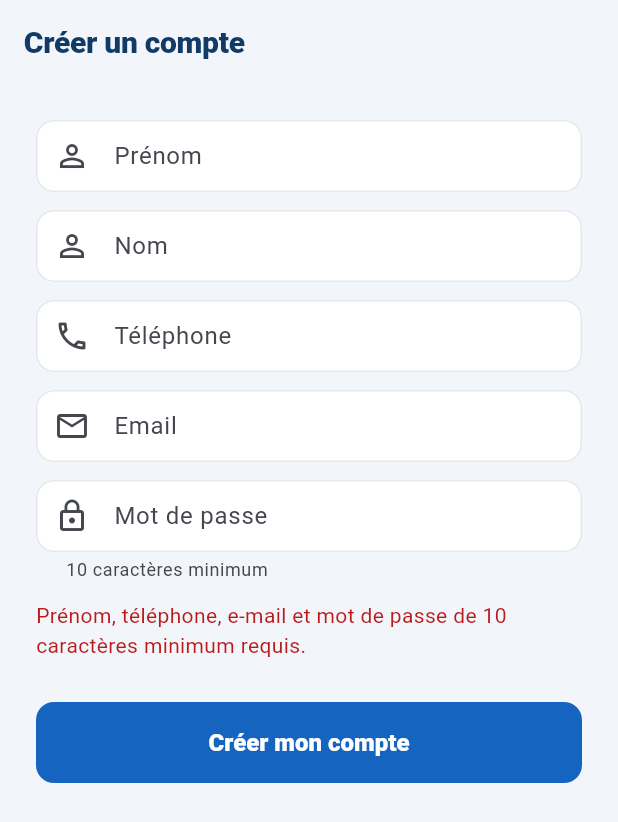
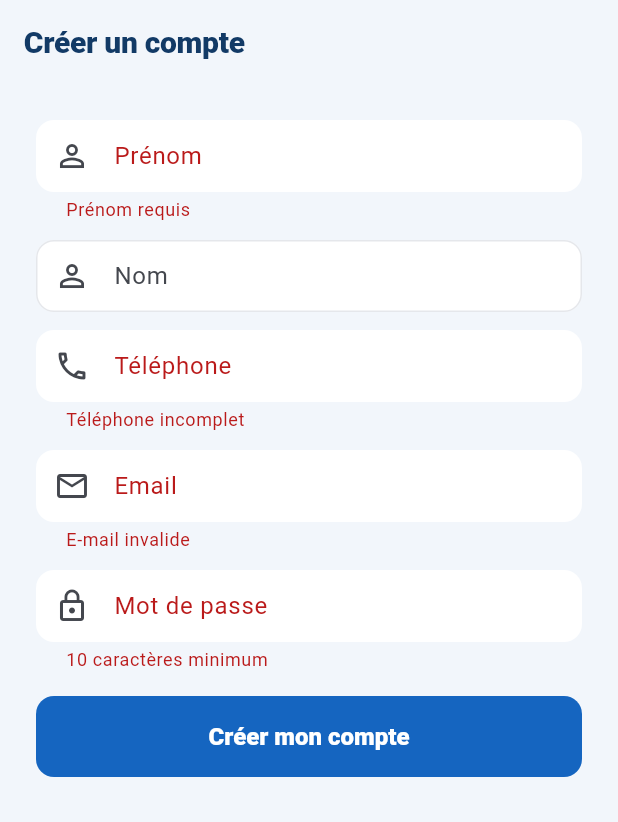
Before and after one commit to fellimohamed22-source/Veyra, a Flutter app: the RegisterScreen screen opened by its route, after a tap on "Créer mon compte", on a phone screen of 412 x 824 dp. Shown: the top 822 px of the screen. Run offline on Flutter 3.47's test engine with Material 3 defaults, Android fonts, the phone set to English and light mode, and no system bars; our stand-ins replace dio, file_picker, firebase_auth, firebase_core, firebase_messaging, flutter_local_notifications and 6 more; missing offline and left inert: flutter_stripe; accounts and stored records are empty.

Commit message:
fix: validate registration fields before submission

```diff
--- a/mobile-client/lib/main.dart
+++ b/mobile-client/lib/main.dart
@@ -2435,11 +2435,15 @@ class _RegisterScreenState extends State<RegisterScreen>{
   final phone=TextEditingController();
   final email=TextEditingController();
   final password=TextEditingController();
+  final formKey=GlobalKey<FormState>();
   bool loading=false;
   String? error;
   bool offline=false;
 
+  @override void dispose(){firstName.dispose();lastName.dispose();phone.dispose();email.dispose();password.dispose();super.dispose();}
+
   Future<void> submit()async{
+    if(loading||!formKey.currentState!.validate())return;
     if(firstName.text.trim().isEmpty||phone.text.trim().length<6||email.text.trim().isEmpty||password.text.length<10){
       setState((){error=t('Prénom, téléphone, e-mail et mot de passe de 10 caractères minimum requis.');offline=false;});
       return;
@@ -2474,21 +2478,21 @@ class _RegisterScreenState extends State<RegisterScreen>{
   @override Widget build(BuildContext context)=>Scaffold(
     backgroundColor:const Color(0xFFF2F6FB),
     appBar:AppBar(title:Text(t('Créer un compte')),backgroundColor:const Color(0xFFF2F6FB),elevation:0),
-    body:SafeArea(child:ListView(padding:const EdgeInsets.all(24),children:[
-      TextField(controller:firstName,decoration:appFieldDecoration(t('Prénom'),icon:Icons.person_outline)),
+    body:SafeArea(child:Form(key:formKey,autovalidateMode:AutovalidateMode.onUserInteraction,child:ListView(padding:const EdgeInsets.all(24),children:[
+      TextFormField(controller:firstName,validator:(v)=>(v??'').trim().isEmpty?t('Prénom requis'):null,decoration:appFieldDecoration(t('Prénom'),icon:Icons.person_outline)),
       const SizedBox(height:12),
-      TextField(controller:lastName,decoration:appFieldDecoration(t('Nom'),icon:Icons.person_outline)),
+      TextFormField(controller:lastName,decoration:appFieldDecoration(t('Nom'),icon:Icons.person_outline)),
       const SizedBox(height:12),
-      TextField(controller:phone,keyboardType:TextInputType.phone,decoration:appFieldDecoration(t('Téléphone'),icon:Icons.phone_outlined)),
+      TextFormField(controller:phone,validator:(v)=>(v??'').trim().length<6?t('Téléphone incomplet'):null,keyboardType:TextInputType.phone,decoration:appFieldDecoration(t('Téléphone'),icon:Icons.phone_outlined)),
       const SizedBox(height:12),
-      TextField(controller:email,keyboardType:TextInputType.emailAddress,decoration:appFieldDecoration(t('Email'),icon:Icons.mail_outline)),
+      TextFormField(controller:email,validator:(v)=>RegExp(r'^[^\s@]+@[^\s@]+\.[^\s@]+$').hasMatch((v??'').trim())?null:t('E-mail invalide'),keyboardType:TextInputType.emailAddress,decoration:appFieldDecoration(t('Email'),icon:Icons.mail_outline)),
       const SizedBox(height:12),
-      TextField(controller:password,obscureText:true,decoration:appFieldDecoration(t('Mot de passe'),icon:Icons.lock_outline,helperText:t('10 caractères minimum'))),
+      TextFormField(controller:password,validator:(v)=>(v??'').length<10?t('10 caractères minimum'):null,obscureText:true,decoration:appFieldDecoration(t('Mot de passe'),icon:Icons.lock_outline,helperText:t('10 caractères minimum'))),
       if(offline)Padding(padding:const EdgeInsets.symmetric(vertical:12),child:VeyraOfflineBanner(onRetry:submit)),
       if(error!=null)Padding(padding:const EdgeInsets.symmetric(vertical:12),child:Text(error!,style:TextStyle(color:Theme.of(context).colorScheme.error))),
       const SizedBox(height:16),
       VeyraPrimaryButton(label:t('Créer mon compte'),loading:loading,onPressed:submit),
-    ])),
+    ]))),
   );
 }
 
```
Also changed, not shown: mobile-driver/lib/main.dart (+11 -7 lines), 2 other files.
